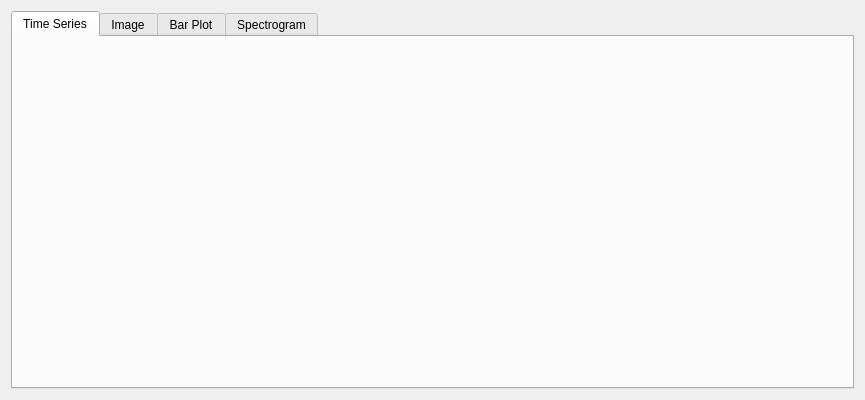
Above: physiolabxr/_ui/OptionsWindowPlotFormatWidget.ui from PhysioLabXR/PhysioLabXR-Community before the change. Below: the same form after it.
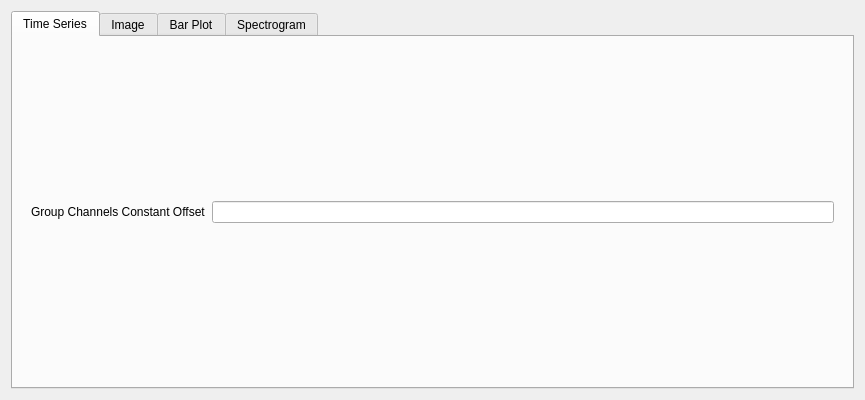
That is the form after the change. The open tabs and pages were chosen to show the change.

Commit message: add set channels constant offset function to settings widget

What changed in the file:
```diff
--- a/physiolabxr/_ui/OptionsWindowPlotFormatWidget.ui
+++ b/physiolabxr/_ui/OptionsWindowPlotFormatWidget.ui
@@ -34,8 +34,25 @@
       </attribute>
       <layout class="QVBoxLayout" name="verticalLayout_2">
        <item>
-        <widget class="QWidget" name="NominalSamplingRateWidget" native="true">
-         <layout class="QHBoxLayout" name="horizontalLayout_2"/>
+        <widget class="QWidget" name="ChannelsConstantOffsetWidget" native="true">
+         <property name="maximumSize">
+          <size>
+           <width>16777215</width>
+           <height>100</height>
+          </size>
+         </property>
+         <layout class="QHBoxLayout" name="horizontalLayout_2">
+          <item>
+           <widget class="QLabel" name="timeSeriesChannelsConstantOffsetLineEditLabel">
+            <property name="text">
+             <string>Group Channels Constant Offset</string>
+            </property>
+           </widget>
+          </item>
+          <item>
+           <widget class="QLineEdit" name="timeSeriesChannelsConstantOffsetLineEdit"/>
+          </item>
+         </layout>
         </widget>
        </item>
       </layout>
```
Left out of the diff: 6 changed lines with no effect on the pictures. The commit also changes 4 other files.
